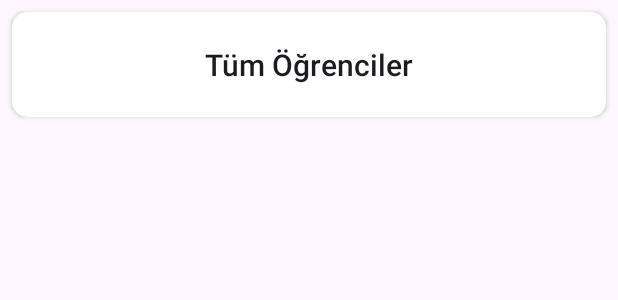
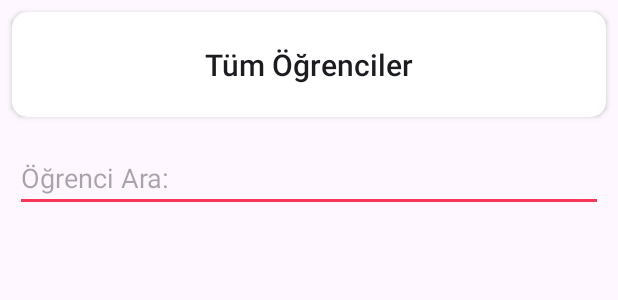
Before and after one commit to FurkanKaraketir/KTS-Kocluk-Takip-Sistemi, an Android app: the layout activity_all_students.xml on its own in the app's theme, with its tools: preview values and no code run, on a phone screen of 412 x 824 dp. Shown: the top 300 px of the screen. Run offline under Robolectric (Android 15) with nearby library versions, the phone set to English and light mode, and no system bars.

Commit message:
Student Name Filter Added

```diff
--- a/app/src/main/res/layout/activity_all_students.xml
+++ b/app/src/main/res/layout/activity_all_students.xml
@@ -22,11 +22,22 @@
             android:text="@string/t_m_renciler" />
     </androidx.cardview.widget.CardView>
 
+    <EditText
+        android:id="@+id/searchStudentAllStudentsActivityEditText"
+        android:layout_width="match_parent"
+        android:layout_height="wrap_content"
+        android:layout_margin="10dp"
+        android:autofillHints="StudentName"
+        android:hint="@string/renci_ara"
+        android:inputType="text">
+
+    </EditText>
+
     <androidx.recyclerview.widget.RecyclerView
         android:id="@+id/recyclerViewAllStudents"
         android:layout_width="match_parent"
-        android:layout_margin="8dp"
-        android:layout_height="match_parent">
+        android:layout_height="match_parent"
+        android:layout_margin="8dp">
 
     </androidx.recyclerview.widget.RecyclerView>
 
--- a/app/src/main/res/values/strings.xml
+++ b/app/src/main/res/values/strings.xml
@@ -31,4 +31,7 @@
     <string name="_00_00">00:00</string>
     <string name="a_k_tema">Açık Tema</string>
     <string name="t_m_renciler">Tüm Öğrenciler</string>
+    <string name="al_malar">Çalışmalar</string>
+    <string name="toplam_al_la_s_re">Toplam Çalışıla Süre</string>
+    <string name="renci_ara">Öğrenci Ara:</string>
 </resources>
```
Also changed, not shown: app/src/main/java/com/kodgem/coachingapp/AllStudentsActivity.kt (+47 -8 lines), app/src/main/java/com/kodgem/coachingapp/MainActivity.kt (+53 -9 lines), app/src/main/java/com/kodgem/coachingapp/adapter/StudentsRecyclerAdapter.kt (+8 -1 lines), app/src/main/res/layout/activity_main.xml (+17 -6 lines).
